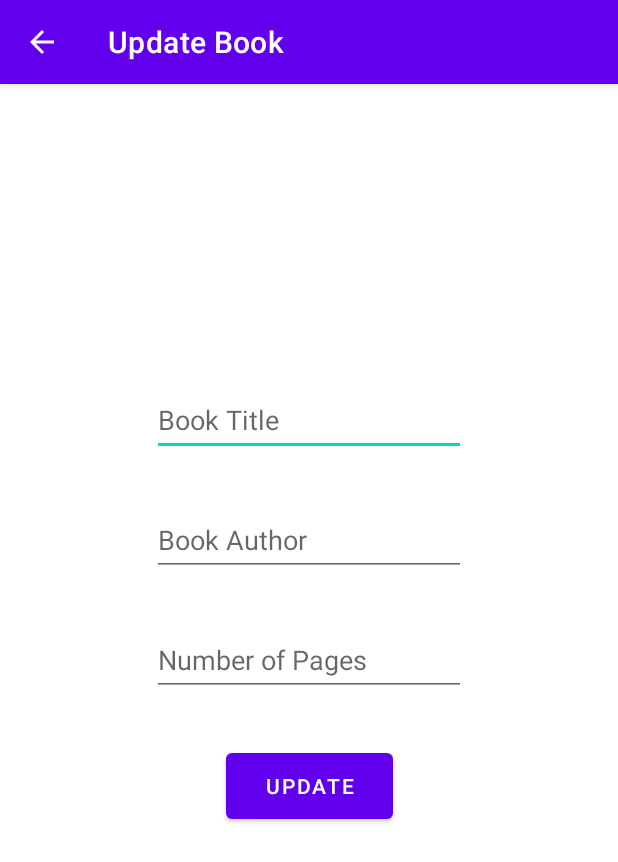
After one commit to fxkfjla/good-calorie, an Android app: the UpdateActivity screen opened directly, with no data from a screen before it, on a phone screen of 412 x 824 dp. The commit adds this screen. Shown: the top 862 px of the screen. Run offline under Robolectric (Android 15) with nearby library versions, the phone set to English and light mode, and no system bars.

Commit message:
Added update activity

```diff
--- /dev/null
+++ b/app/src/main/java/com/example/goodcalorie/Activities/UpdateActivity.java
@@ -0,0 +1,58 @@
+package com.example.goodcalorie.Activities;
+
+import androidx.appcompat.app.AppCompatActivity;
+
+import android.os.Bundle;
+import android.view.View;
+import android.widget.Button;
+import android.widget.EditText;
+import android.widget.Toast;
+
+import com.example.goodcalorie.Database.BookLibraryRepository;
+import com.example.goodcalorie.R;
+
+public class UpdateActivity extends AppCompatActivity {
+
+    EditText titleInput, authorInput, pagesInput;
+    Button updateButton;
+
+    String id, title, author, pages;
+
+    @Override
+    protected void onCreate(Bundle savedInstanceState) {
+        super.onCreate(savedInstanceState);
+        setContentView(R.layout.activity_update);
+
+        titleInput = findViewById(R.id.titleText2);
+        authorInput = findViewById(R.id.authorText2);
+        pagesInput = findViewById(R.id.pagesInteger2);
+        updateButton = findViewById(R.id.updateButton);
+
+        getIntentData();
+
+        updateButton.setOnClickListener(new View.OnClickListener() {
+            @Override
+            public void onClick(View view) {
+                BookLibraryRepository database = new BookLibraryRepository(UpdateActivity.this);
+                database.updateData(id, title, author, pages);
+            }
+        });
+    }
+
+    void getIntentData()
+    {
+        if(getIntent().hasExtra("id") && getIntent().hasExtra("title") && getIntent().hasExtra("author") && getIntent().hasExtra("pages"))
+        {
+            id = getIntent().getStringExtra("id");
+            title = getIntent().getStringExtra("title");
+            author = getIntent().getStringExtra("author");
+            pages = getIntent().getStringExtra("pages");
+
+            titleInput.setText(title);
+            authorInput.setText(author);
+            pagesInput.setText(pages);
+        }
+        else
+            Toast.makeText(this, "No data.", Toast.LENGTH_SHORT).show();
+    }
+}
--- a/app/src/main/res/layout/activity_main.xml
+++ b/app/src/main/res/layout/activity_main.xml
@@ -8,6 +8,7 @@
 
     <androidx.recyclerview.widget.RecyclerView
         android:id="@+id/recyclerView"
+        android:paddingTop="?attr/actionBarSize"
         android:layout_width="398dp"
         android:layout_height="827dp"
         app:layout_constraintBottom_toBottomOf="parent"
--- /dev/null
+++ b/app/src/main/res/layout/activity_update.xml
@@ -0,0 +1,68 @@
+<?xml version="1.0" encoding="utf-8"?>
+<androidx.constraintlayout.widget.ConstraintLayout xmlns:android="http://schemas.android.com/apk/res/android"
+    xmlns:app="http://schemas.android.com/apk/res-auto"
+    xmlns:tools="http://schemas.android.com/tools"
+    android:layout_width="match_parent"
+    android:layout_height="match_parent"
+    tools:context=".Activities.AddActivity">
+
+    <EditText
+        android:id="@+id/titleText2"
+        android:layout_width="match_parent"
+        android:layout_height="wrap_content"
+        android:layout_marginStart="101dp"
+        android:layout_marginTop="200dp"
+        android:layout_marginEnd="101dp"
+        android:ems="10"
+        android:hint="Book Title"
+        android:inputType="textPersonName"
+        android:minHeight="48dp"
+        app:layout_constraintEnd_toEndOf="parent"
+        app:layout_constraintHorizontal_bias="0.0"
+        app:layout_constraintStart_toStartOf="parent"
+        app:layout_constraintTop_toTopOf="parent" />
+
+    <EditText
+        android:id="@+id/authorText2"
+        android:layout_width="match_parent"
+        android:layout_height="wrap_content"
+        android:layout_marginStart="101dp"
+        android:layout_marginTop="32dp"
+        android:layout_marginEnd="101dp"
+        android:ems="10"
+        android:hint="Book Author"
+        android:inputType="textPersonName"
+        android:minHeight="48dp"
+        app:layout_constraintEnd_toEndOf="parent"
+        app:layout_constraintHorizontal_bias="0.0"
+        app:layout_constraintStart_toStartOf="parent"
+        app:layout_constraintTop_toBottomOf="@+id/titleText2" />
+
+    <EditText
+        android:id="@+id/pagesInteger2"
+        android:layout_width="match_parent"
+        android:layout_height="wrap_content"
+        android:layout_marginStart="101dp"
+        android:layout_marginTop="32dp"
+        android:layout_marginEnd="101dp"
+        android:ems="10"
+        android:hint="Number of Pages"
+        android:inputType="number"
+        android:minHeight="48dp"
+        app:layout_constraintEnd_toEndOf="parent"
+        app:layout_constraintHorizontal_bias="1.0"
+        app:layout_constraintStart_toStartOf="parent"
+        app:layout_constraintTop_toBottomOf="@+id/authorText2" />
+
+    <Button
+        android:id="@+id/updateButton"
+        android:layout_width="111dp"
+        android:layout_height="56dp"
+        android:layout_marginStart="165dp"
+        android:layout_marginTop="32dp"
+        android:layout_marginEnd="165dp"
+        android:text="Update"
+        app:layout_constraintEnd_toEndOf="parent"
+        app:layout_constraintStart_toStartOf="parent"
+        app:layout_constraintTop_toBottomOf="@+id/pagesInteger2" />
+</androidx.constraintlayout.widget.ConstraintLayout>
```
Also changed, not shown: app/src/main/AndroidManifest.xml (+12 -5 lines), app/src/main/java/com/example/goodcalorie/Activities/MainActivity.java (+50 -0 lines), app/src/main/java/com/example/goodcalorie/Adapter/CustomAdapter.java (added, +90 -0 lines), app/src/main/java/com/example/goodcalorie/Database/BookLibraryRepository.java (+30 -0 lines), app/src/main/res/layout/my_row.xml (added, +62 -0 lines).
